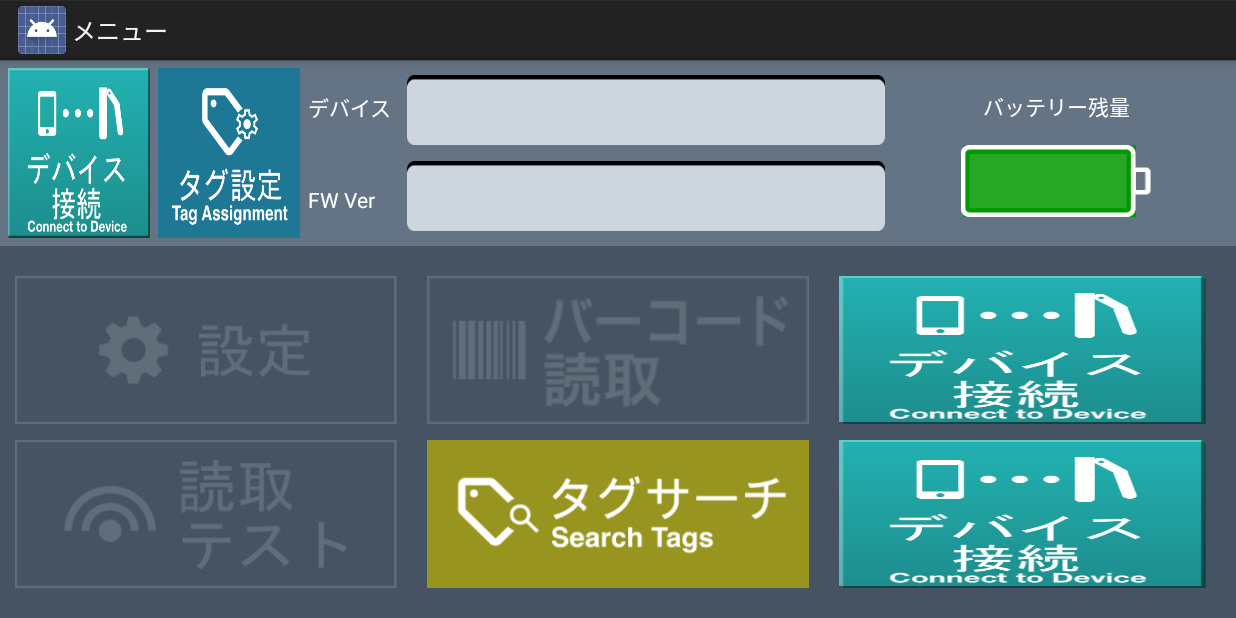
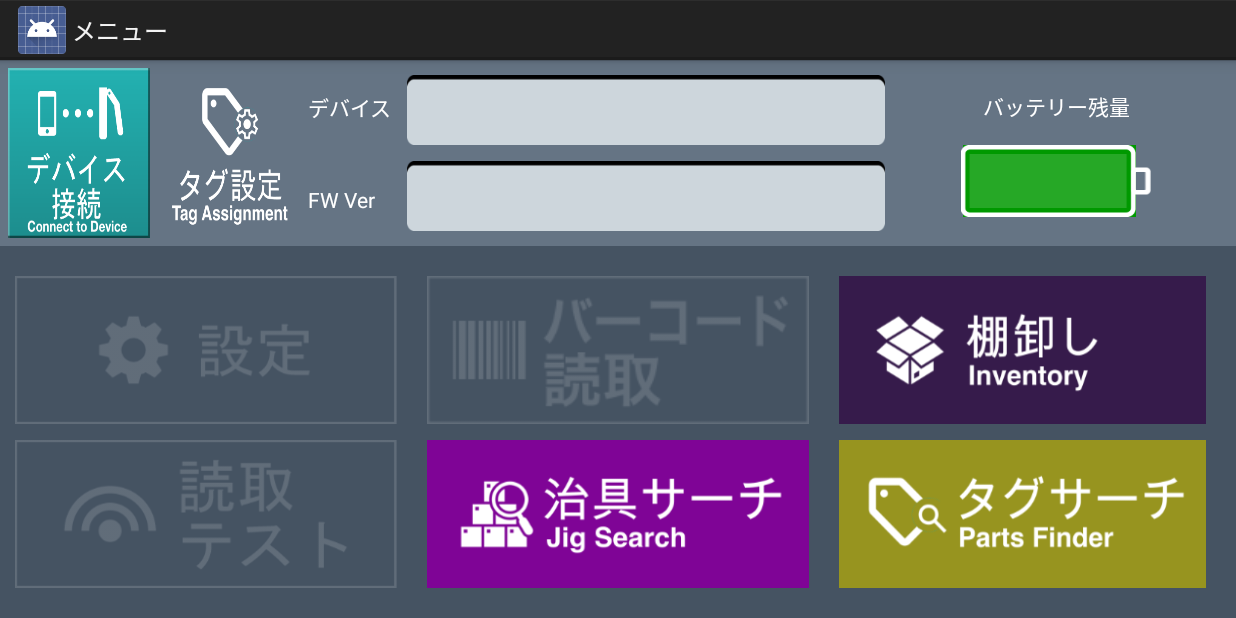
Before and after one commit to lelegod/RFIDApp, an Android app: the screen it shows after launch (MainMenuActivity), on a phone screen of 824 x 412 dp (held sideways). Run offline under Robolectric (Android 15) with nearby library versions, the phone set to English and light mode, and no system bars; our stand-ins replace Firebase (no records; nobody signed in at launch, a user with empty details on screens opened directly).

Commit message:
Inventory app, Parts Finder app UI added

```diff
--- a/app/src/main/java/jp/co/toshibatec/uf2200sampleapplication/MainMenuActivity.java
+++ b/app/src/main/java/jp/co/toshibatec/uf2200sampleapplication/MainMenuActivity.java
@@ -447,7 +447,6 @@ public class MainMenuActivity extends Activity implements View.OnClickListener {
             mPartsFinderBtn = new ImageView(MainMenuActivity.this);
         }
         mDeviceConnectionBtn.setOnClickListener(this);
-        mTagDatabaseBtn.setOnClickListener(this);
         mSearchAppBtn.setOnClickListener(this);
         mInventoryAppBtn.setOnClickListener(this);
         mPartsFinderBtn.setOnClickListener(this);
@@ -908,6 +907,7 @@ public class MainMenuActivity extends Activity implements View.OnClickListener {
             mReadBtn.setBackgroundResource(R.drawable.shape_btn_menu_read);
             mSettingBtn.setOnClickListener(this);
             mReadBtn.setOnClickListener(this);
+            mTagDatabaseBtn.setOnClickListener(this);
             if(getSDKLibrary().getIsAvailableScanner()==TecRfidSuite.ScannerDecision.AVAILABLE_SCANNER.getInt()) {
                 mBarcodeBtn.setBackgroundResource(R.drawable.shape_btn_menu_barcode);
                 mBarcodeBtn.setOnClickListener(this);
@@ -922,6 +922,7 @@ public class MainMenuActivity extends Activity implements View.OnClickListener {
             mReadBtn.setOnClickListener(null);
             mBarcodeBtn.setBackgroundResource(R.drawable.and_btn_menu_barcode_g);
             mBarcodeBtn.setOnClickListener(null);
+            mTagDatabaseBtn.setBackgroundResource(R.drawable.and_btn_menu_tagdatabse_g);
         }
     }
 
--- a/app/src/main/res/drawable/shape_btn_menu_inventoryapp.xml
+++ b/app/src/main/res/drawable/shape_btn_menu_inventoryapp.xml
@@ -2,8 +2,8 @@
 <selector xmlns:android="http://schemas.android.com/apk/res/android">
 
     <!-- 押された場合 -->
-    <item android:drawable="@drawable/and_btn_menu_device_connection_d_e" android:state_pressed="true"/>
+    <item android:drawable="@drawable/and_btn_menu_inventoryapp_d_e" android:state_pressed="true"/>
     <!-- 通常状態 -->
-    <item android:drawable="@drawable/and_btn_menu_device_connection_u_e" android:state_enabled="false"/>
+    <item android:drawable="@drawable/and_btn_menu_inventoryapp_u_e" android:state_enabled="false"/>
 
 </selector>
--- a/app/src/main/res/drawable/shape_btn_menu_partsfinder.xml
+++ b/app/src/main/res/drawable/shape_btn_menu_partsfinder.xml
@@ -2,8 +2,8 @@
 <selector xmlns:android="http://schemas.android.com/apk/res/android">
 
     <!-- 押された場合 -->
-    <item android:drawable="@drawable/and_btn_menu_device_connection_d_e" android:state_pressed="true"/>
+    <item android:drawable="@drawable/and_btn_menu_partsfinder_d_e" android:state_pressed="true"/>
     <!-- 通常状態 -->
-    <item android:drawable="@drawable/and_btn_menu_device_connection_u_e" android:state_enabled="false"/>
+    <item android:drawable="@drawable/and_btn_menu_partsfinder_u_e" android:state_enabled="false"/>
 
 </selector>
```
Also changed, not shown: app/src/main/res/drawable-xhdpi/and_btn_menu_inventoryapp_d_e.png (added), app/src/main/res/drawable-xhdpi/and_btn_menu_inventoryapp_u_e.png (added), app/src/main/res/drawable-xhdpi/and_btn_menu_partsfinder_d_e.png (added), app/src/main/res/drawable-xhdpi/and_btn_menu_partsfinder_u_e.png (added), app/src/main/res/drawable-xhdpi/and_btn_menu_searchapp_d_e.png, app/src/main/res/drawable-xhdpi/and_btn_menu_searchapp_u_e.png, app/src/main/res/drawable-xhdpi/and_btn_menu_tagdatabse_g.png (added), 1 other file.
